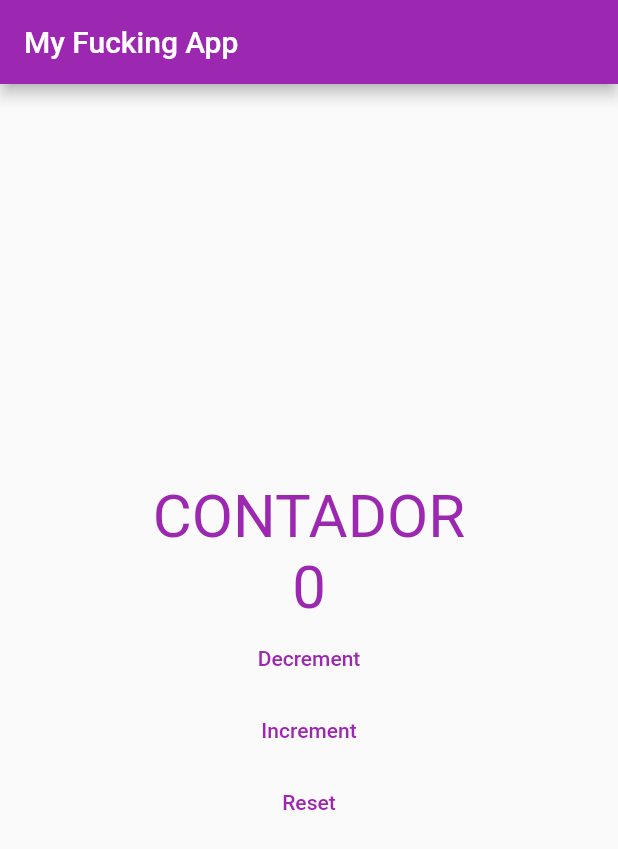
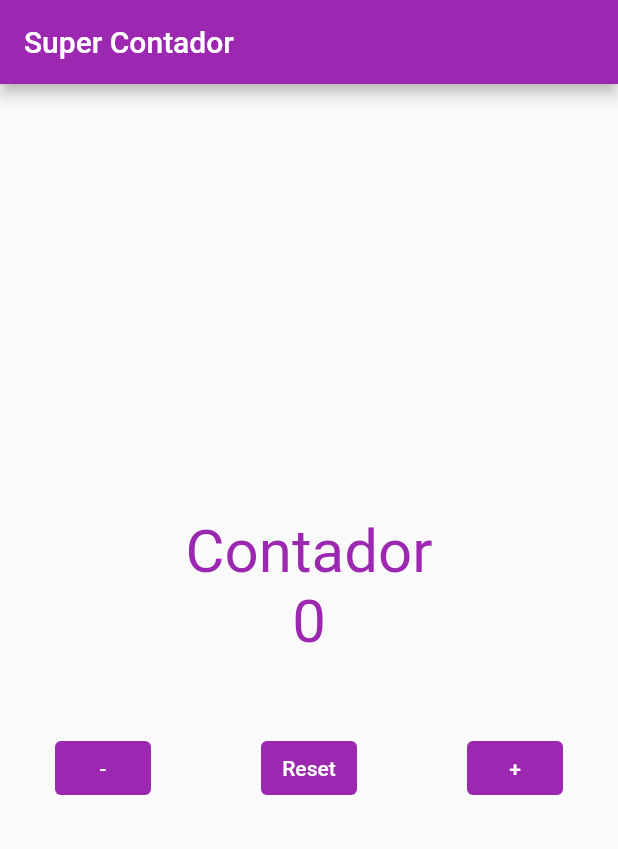
Before and after one commit to madruga665/contador-flutter, a Flutter app: the screen it shows after launch, on a phone screen of 412 x 824 dp. Shown: the top 849 px of the screen. Run offline on Flutter 3.47's test engine with Material 2 defaults, Android fonts, the phone set to English and light mode, and no system bars.

Commit message:
add row com botões

```diff
--- a/lib/main.dart
+++ b/lib/main.dart
@@ -32,35 +32,53 @@ class _HomePageState extends State<HomePage> {
 
   @override
   Widget build(BuildContext context) {
+    String counterText = "Contador";
     return Scaffold(
       appBar: AppBar(
-        title: Text("My Fucking App"),
+        title: Text("Super Contador"),
       ),
       body: Center(
           child: Column(
         crossAxisAlignment: CrossAxisAlignment.center,
         mainAxisAlignment: MainAxisAlignment.center,
-        children: [
+        children: <Widget>[
           Text(
-            "CONTADOR\n$count",
+            counterText,
             textAlign: TextAlign.center,
             style: TextStyle(fontSize: 40, color: Colors.purple),
           ),
+          Text("$count",
+              style: TextStyle(
+                  fontSize: 40, color: count < 0 ? Colors.red : Colors.purple)),
+          Container(
+            margin: const EdgeInsets.only(top: 50),
+            child: Row(
+              mainAxisAlignment: MainAxisAlignment.spaceAround,
+              children: [
                 TextButton(
+                    style: TextButton.styleFrom(
+                        backgroundColor: Colors.purple, primary: Colors.white),
                     onPressed: () {
                       decrement();
                     },
-              child: Text('Decrement')),
+                    child: Text('-')),
                 TextButton(
+                    style: TextButton.styleFrom(
+                        backgroundColor: Colors.purple, primary: Colors.white),
+                    onPressed: () {
+                      reset();
+                    },
+                    child: Text('Reset')),
+                TextButton(
+                    style: TextButton.styleFrom(
+                        backgroundColor: Colors.purple, primary: Colors.white),
                     onPressed: () {
                       increment();
                     },
-              child: Text('Increment')),
-          TextButton(
-              onPressed: () {
-                reset();
-              },
-              child: Text('Reset'))
+                    child: Text('+')),
+              ],
+            ),
+          ),
         ],
       )),
     );
```
Lines whose indentation alone changed are shown as unchanged.
